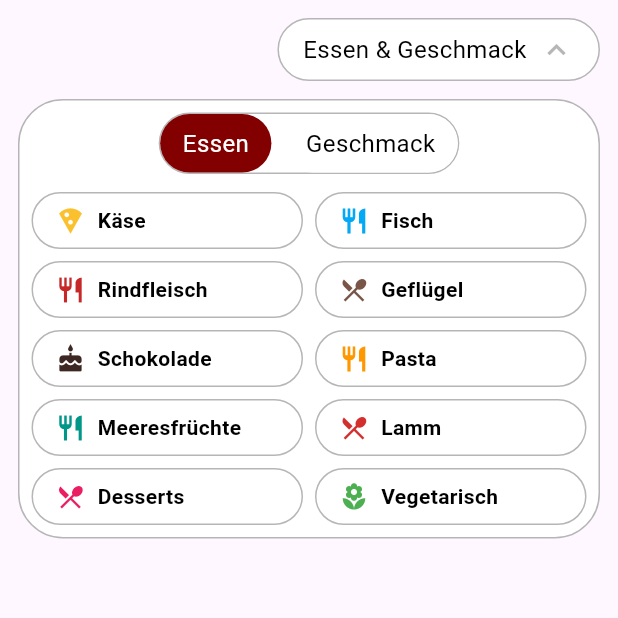
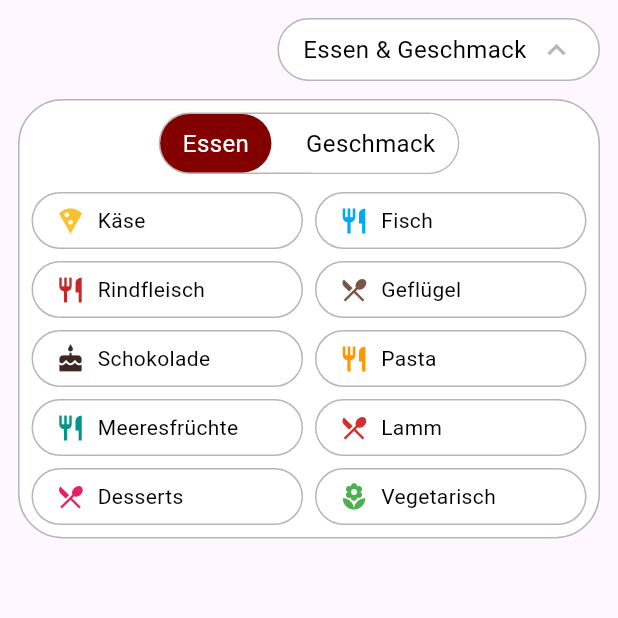
Before and after one commit to Sauttets/VinoVeritas, a Flutter app: the TasteMenu screen opened directly, after a tap on "Essen & Geschmack", on a phone screen of 412 x 824 dp, the top half of it. Run offline on Flutter 3.47's test engine with Material 3 defaults, Android fonts, the phone set to English and light mode, and no system bars.

```diff
--- a/lib/main.dart
+++ b/lib/main.dart
@@ -2,7 +2,7 @@ import 'package:flutter/material.dart';
 import 'package:vinoveritas/src/features/facts_feature/widgets/wine_fact_card.dart';
 import 'package:vinoveritas/src/features/facts_feature/widgets/wine_facts_page.dart';
 import 'package:vinoveritas/src/features/fav_feature/widgets/fav_liste.dart';
-import 'package:vinoveritas/src/features/fav_feature/widgets/food_and_taste_filter.dart';
+import 'package:vinoveritas/src/features/general_feature/widgets/food_and_taste_filter.dart';
 import 'package:vinoveritas/src/features/general_feature/widgets/filter_feature.dart';
 import 'package:vinoveritas/src/features/general_feature/widgets/heartbutton.dart';
 import 'package:vinoveritas/src/features/general_feature/widgets/navbar.dart';
--- a/lib/src/features/general_feature/widgets/filter_feature.dart
+++ b/lib/src/features/general_feature/widgets/filter_feature.dart
@@ -63,7 +63,7 @@ class FilterSortState extends State<FilterSort> {
                       children: [
                         Text(
                           'Sortieren  ',
-                          style: TextStyle(fontSize: Spacings.textFontSize, fontWeight: FontWeight.bold),
+                          style: TextStyle(fontSize: Spacings.textFontSize),
                         ),
                         Icon(Icons.tune, color: AppColors.primaryGrey),
                       ],
--- a/lib/src/features/general_feature/widgets/food_and_taste_filter.dart
+++ b/lib/src/features/general_feature/widgets/food_and_taste_filter.dart
@@ -46,7 +46,6 @@ class TasteMenuState extends State<TasteMenu> {
               option,
               style: TextStyle(
                 color: isSelected ? AppColors.primaryWhite : Colors.black,
-                fontWeight: FontWeight.bold,
               ),
             ),
           ],
```
